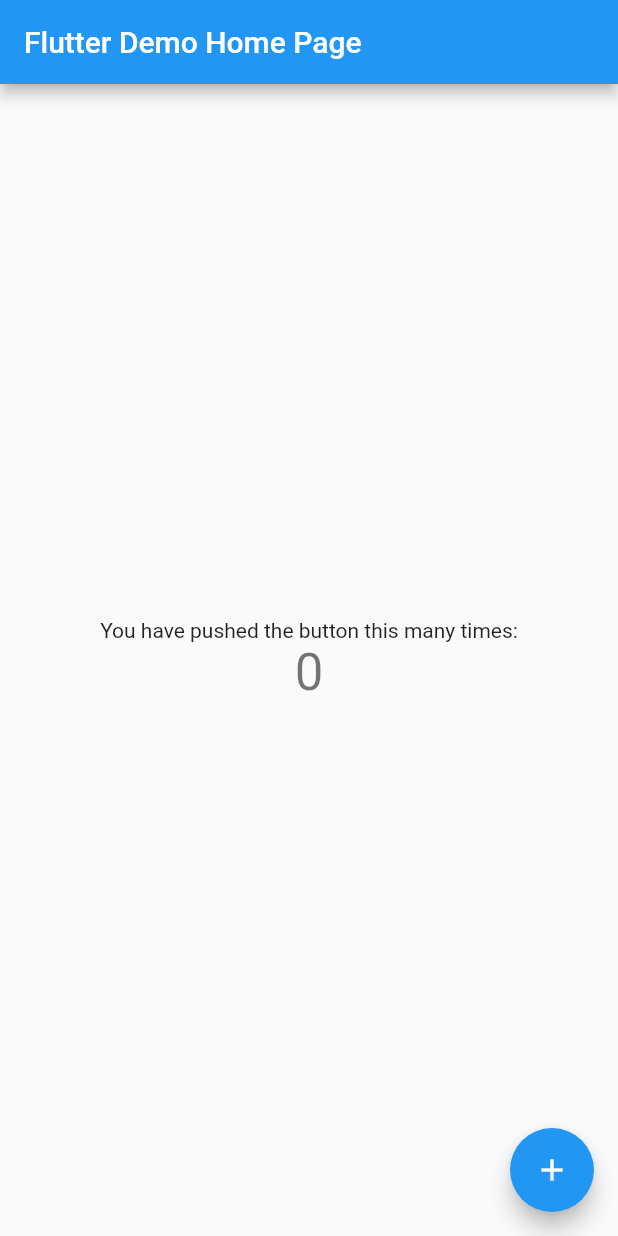
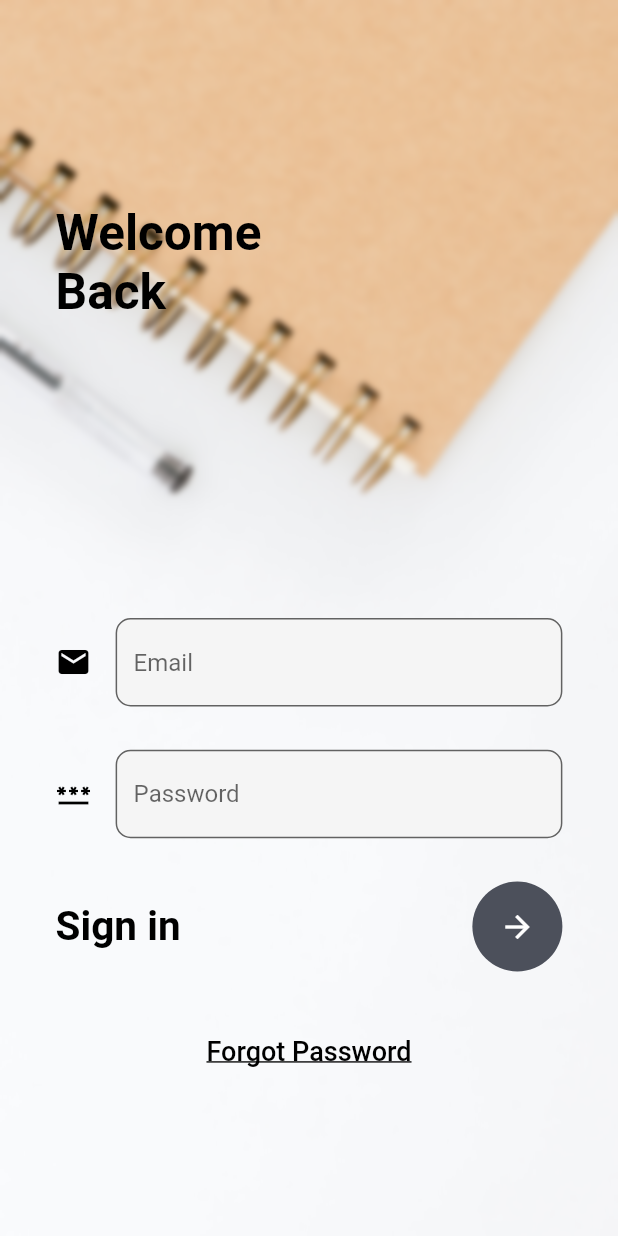
Before and after one commit to DarkNinja15/e-commerce, a Flutter app: the screen it shows after launch, on a phone screen of 412 x 824 dp. Run offline on Flutter 3.47's test engine with Material 2 defaults, Android fonts, the phone set to English and light mode, and no system bars.

Commit message:
admin login frontend is ready

```diff
--- a/admin/admin_panel/lib/main.dart
+++ b/admin/admin_panel/lib/main.dart
@@ -1,4 +1,6 @@
 import 'package:flutter/material.dart';
+
+import 'screens/login_page.dart';
 
 void main() {
   runApp(const MyApp());
@@ -7,109 +9,10 @@
 class MyApp extends StatelessWidget {
   const MyApp({super.key});
 
-  // This widget is the root of your application.
   @override
   Widget build(BuildContext context) {
-    return MaterialApp(
-      title: 'Flutter Demo',
-      theme: ThemeData(
-        // This is the theme of your application.
-        //
-        // Try running your application with "flutter run". You'll see the
-        // application has a blue toolbar. Then, without quitting the app, try
-        // changing the primarySwatch below to Colors.green and then invoke
-        // "hot reload" (press "r" in the console where you ran "flutter run",
-        // or simply save your changes to "hot reload" in a Flutter IDE).
-        // Notice that the counter didn't reset back to zero; the application
-        // is not restarted.
-        primarySwatch: Colors.blue,
-      ),
-      home: const MyHomePage(title: 'Flutter Demo Home Page'),
+    return const MaterialApp(
+      home: LoginPage(),
     );
   }
 }
-
-class MyHomePage extends StatefulWidget {
-  const MyHomePage({super.key, required this.title});
-
-  // This widget is the home page of your application. It is stateful, meaning
-  // that it has a State object (defined below) that contains fields that affect
-  // how it looks.
-
-  // This class is the configuration for the state. It holds the values (in this
-  // case the title) provided by the parent (in this case the App widget) and
-  // used by the build method of the State. Fields in a Widget subclass are
-  // always marked "final".
-
-  final String title;
-
-  @override
-  State<MyHomePage> createState() => _MyHomePageState();
-}
-
-class _MyHomePageState extends State<MyHomePage> {
-  int _counter = 0;
-
-  void _incrementCounter() {
-    setState(() {
-      // This call to setState tells the Flutter framework that something has
-      // changed in this State, which causes it to rerun the build method below
-      // so that the display can reflect the updated values. If we changed
-      // _counter without calling setState(), then the build method would not be
-      // called again, and so nothing would appear to happen.
-      _counter++;
-    });
-  }
-
-  @override
-  Widget build(BuildContext context) {
-    // This method is rerun every time setState is called, for instance as done
-    // by the _incrementCounter method above.
-    //
-    // The Flutter framework has been optimized to make rerunning build methods
-    // fast, so that you can just rebuild anything that needs updating rather
-    // than having to individually change instances of widgets.
-    return Scaffold(
-      appBar: AppBar(
-        // Here we take the value from the MyHomePage object that was created by
-        // the App.build method, and use it to set our appbar title.
-        title: Text(widget.title),
-      ),
-      body: Center(
-        // Center is a layout widget. It takes a single child and positions it
-        // in the middle of the parent.
-        child: Column(
-          // Column is also a layout widget. It takes a list of children and
-          // arranges them vertically. By default, it sizes itself to fit its
-          // children horizontally, and tries to be as tall as its parent.
-          //
-          // Invoke "debug painting" (press "p" in the console, choose the
-          // "Toggle Debug Paint" action from the Flutter Inspector in Android
-          // Studio, or the "Toggle Debug Paint" command in Visual Studio Code)
-          // to see the wireframe for each widget.
-          //
-          // Column has various properties to control how it sizes itself and
-          // how it positions its children. Here we use mainAxisAlignment to
-          // center the children vertically; the main axis here is the vertical
-          // axis because Columns are vertical (the cross axis would be
-          // horizontal).
-          mainAxisAlignment: MainAxisAlignment.center,
-          children: <Widget>[
-            const Text(
-              'You have pushed the button this many times:',
-            ),
-            Text(
-              '$_counter',
-              style: Theme.of(context).textTheme.headline4,
-            ),
-          ],
-        ),
-      ),
-      floatingActionButton: FloatingActionButton(
-        onPressed: _incrementCounter,
-        tooltip: 'Increment',
-        child: const Icon(Icons.add),
-      ), // This trailing comma makes auto-formatting nicer for build methods.
-    );
-  }
-}
--- /dev/null
+++ b/admin/admin_panel/lib/screens/login_page.dart
@@ -0,0 +1,141 @@
+import 'dart:ui';
+
+import 'package:flutter/material.dart';
+
+class LoginPage extends StatelessWidget {
+  const LoginPage({super.key});
+
+  @override
+  Widget build(BuildContext context) {
+    final size = MediaQuery.of(context).size;
+    // print(MediaQuery.of(context).size.width);
+    // print(MediaQuery.of(context).padding.top);
+    return Container(
+      decoration: const BoxDecoration(
+        image: DecorationImage(
+          image: AssetImage('assets/bck.jpg'),
+          fit: BoxFit.cover,
+        ),
+      ),
+      child: BackdropFilter(
+        filter: ImageFilter.blur(sigmaX: 2, sigmaY: 2),
+        child: Scaffold(
+          backgroundColor: Colors.transparent,
+          body: Stack(
+            children: [
+              Container(),
+              Container(
+                padding: EdgeInsets.only(
+                    left: (size.width) * 0.09, top: (size.height) * 0.165),
+                child: const Text(
+                  'Welcome\nBack',
+                  style: TextStyle(
+                    color: Colors.black,
+                    fontSize: 33,
+                    fontWeight: FontWeight.bold,
+                  ),
+                ),
+              ),
+              SingleChildScrollView(
+                child: Container(
+                  padding: EdgeInsets.only(top: size.height * 0.5),
+                  child: Column(
+                    crossAxisAlignment: CrossAxisAlignment.start,
+                    children: [
+                      Container(
+                        margin: EdgeInsets.only(
+                            left: (size.width) * 0.09,
+                            right: (size.width) * 0.09),
+                        child: Column(
+                          children: [
+                            TextField(
+                              style: const TextStyle(color: Colors.black),
+                              decoration: InputDecoration(
+                                  fillColor: Colors.grey.shade100,
+                                  filled: true,
+                                  hintText: "Email",
+                                  icon: const Icon(
+                                    Icons.email,
+                                    color: Colors.black,
+                                  ),
+                                  border: OutlineInputBorder(
+                                    borderRadius: BorderRadius.circular(10),
+                                  )),
+                            ),
+                            SizedBox(
+                              height: (size.height * 0.5) * 0.07,
+                            ),
+                            TextField(
+                              style: const TextStyle(),
+                              obscureText: true,
+                              decoration: InputDecoration(
+                                fillColor: Colors.grey.shade100,
+                                filled: true,
+                                hintText: "Password",
+                                icon: const Icon(
+                                  Icons.password,
+                                  color: Colors.black,
+                                ),
+                                border: OutlineInputBorder(
+                                  borderRadius: BorderRadius.circular(10),
+                                ),
+                              ),
+                            ),
+                            SizedBox(
+                              height: (size.height * 0.5) * 0.07,
+                            ),
+                            Row(
+                              mainAxisAlignment: MainAxisAlignment.spaceBetween,
+                              children: [
+                                const Text(
+                                  'Sign in',
+                                  style: TextStyle(
+                                    fontSize: 27,
+                                    fontWeight: FontWeight.w700,
+                                    color: Colors.black,
+                                  ),
+                                ),
+                                CircleAvatar(
+                                  radius: 30,
+                                  backgroundColor: const Color(0xff4c505b),
+                                  child: IconButton(
+                                      color: Colors.white,
+                                      onPressed: () {},
+                                      icon: const Icon(
+                                        Icons.arrow_forward,
+                                      )),
+                                )
+                              ],
+                            ),
+                            SizedBox(
+                              height: (size.height * 0.5) * 0.07,
+                            ),
+                            Row(
+                              mainAxisAlignment: MainAxisAlignment.center,
+                              children: [
+                                TextButton(
+                                    onPressed: () {},
+                                    child: const Text(
+                                      'Forgot Password',
+                                      style: TextStyle(
+                                        decoration: TextDecoration.underline,
+                                        color: Colors.black,
+                                        fontSize: 18,
+                                      ),
+                                    )),
+                              ],
+                            )
+                          ],
+                        ),
+                      )
+                    ],
+                  ),
+                ),
+              ),
+            ],
+          ),
+        ),
+      ),
+    );
+  }
+}
```
Also changed, not shown: admin/admin_panel/pubspec.yaml (+7 -17 lines), admin/admin_panel/assets/bck.jpg (added).
